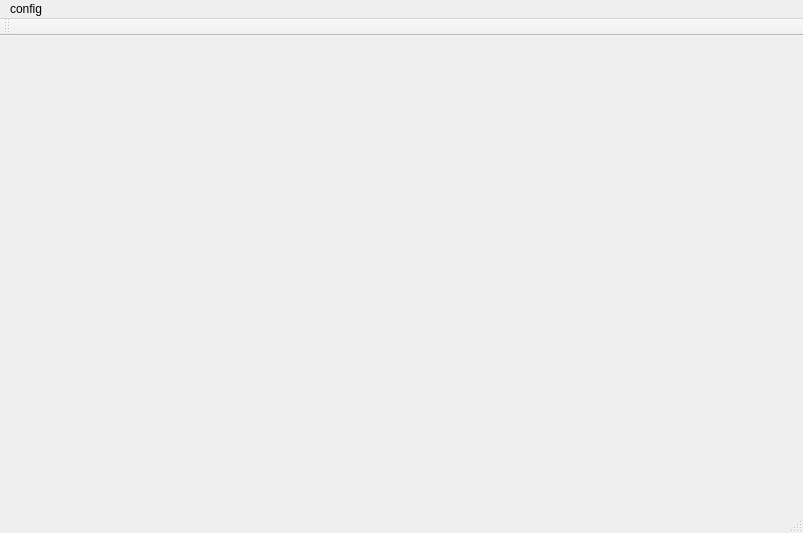
Above: mainwindow.ui from zfzlinux/CrawlerWithHIK before the change. Below: the same form after it.
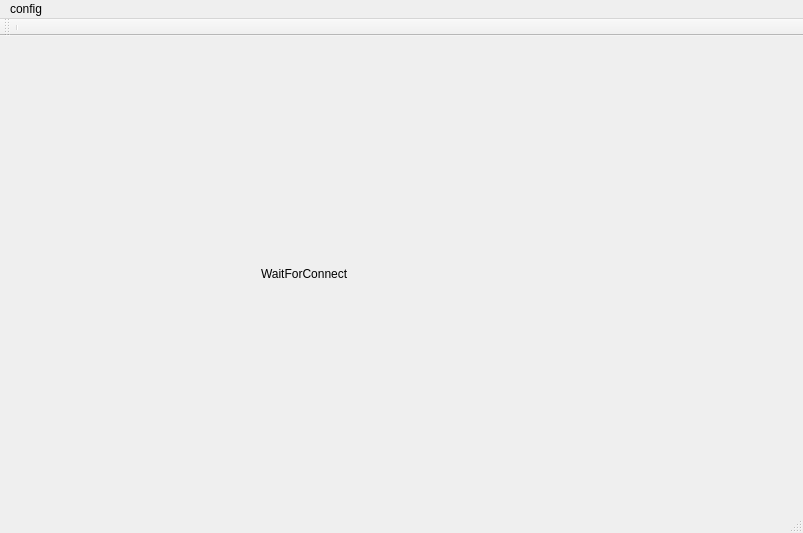
That is the form after the change. Icons and pictures are not drawn. Custom widgets are drawn as their Qt base class.

What changed in the file:
```diff
--- a/mainwindow.ui
+++ b/mainwindow.ui
@@ -26,7 +26,17 @@
      </layout>
     </item>
     <item>
-     <widget class="QWidget" name="widget_3" native="true"/>
+     <widget class="QWidget" name="CamerWgt" native="true">
+      <layout class="QVBoxLayout" name="verticalLayout_2">
+       <item>
+        <widget class="QLabel" name="displayImageLabel">
+         <property name="text">
+          <string>WaitForConnect</string>
+         </property>
+        </widget>
+       </item>
+      </layout>
+     </widget>
     </item>
    </layout>
   </widget>
@@ -53,6 +63,7 @@
    <attribute name="toolBarBreak">
     <bool>false</bool>
    </attribute>
+   <addaction name="separator"/>
   </widget>
   <widget class="QStatusBar" name="statusBar"/>
  </widget>
@@ -70,6 +81,12 @@
    <header>qshowmvstatus.h</header>
    <container>1</container>
   </customwidget>
+  <customwidget>
+   <class>ServoWgt</class>
+   <extends>QWidget</extends>
+   <header>servowgt.h</header>
+   <container>1</container>
+  </customwidget>
  </customwidgets>
  <resources/>
  <connections/>
```
Left out of the diff: 17 changed lines with no effect on the pictures.
